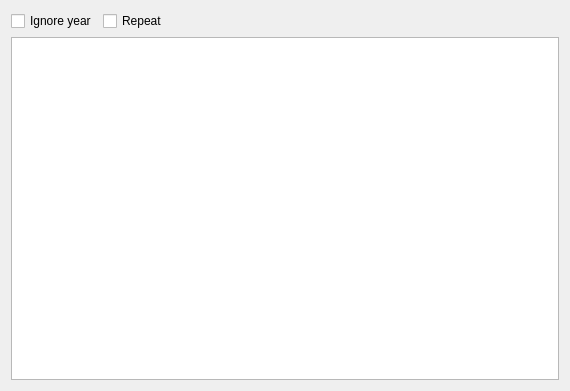
This is spinetoolbox/ui/time_series_variable_resolution_editor.ui in spine-tools/Spine-Toolbox as Qt 5 draws it before an edit. The edited form follows.
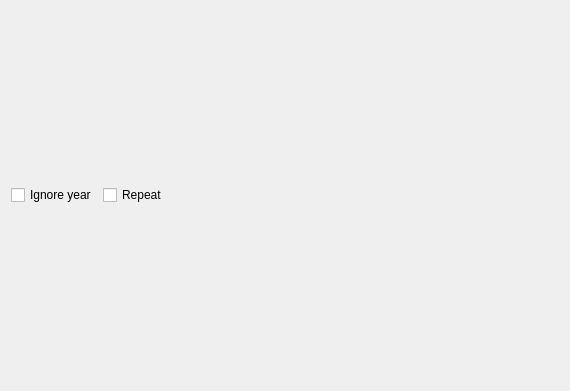
This is the edited form.

```diff
--- a/spinetoolbox/ui/time_series_variable_resolution_editor.ui
+++ b/spinetoolbox/ui/time_series_variable_resolution_editor.ui
@@ -64,9 +64,6 @@
          </item>
         </layout>
        </item>
-       <item>
-        <widget class="QTableView" name="time_series_table"/>
-       </item>
       </layout>
      </widget>
     </widget>
```
Left out of the diff: 2 changed lines with no effect on the pictures.
